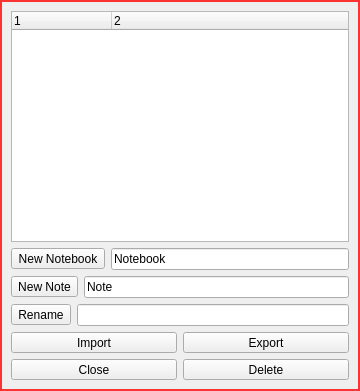
The window that src/dlgNotesList.ui (ic005k/Knot-Legacy) describes before a commit, drawn with Qt 5.
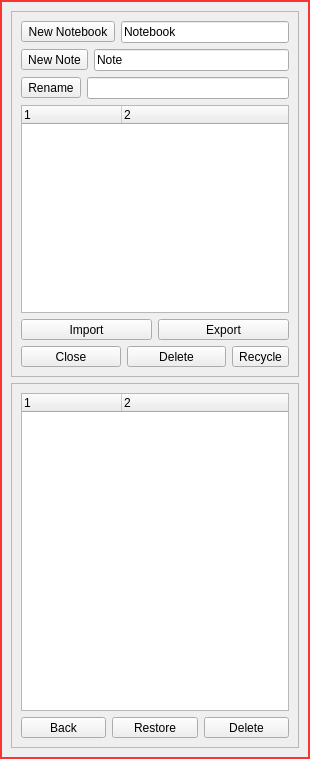
The same window after the commit. Icons and pictures are not drawn.

Commit message: Notes Recycle Bin

What changed in the file:
```diff
--- a/src/dlgNotesList.ui
+++ b/src/dlgNotesList.ui
@@ -6,8 +6,8 @@
    <rect>
     <x>0</x>
     <y>0</y>
-    <width>360</width>
-    <height>391</height>
+    <width>310</width>
+    <height>759</height>
    </rect>
   </property>
   <property name="windowTitle">
@@ -25,21 +25,16 @@
 	
 }</string>
   </property>
+  <layout class="QVBoxLayout" name="verticalLayout_3">
+   <item>
+    <widget class="QFrame" name="frame0">
+     <property name="frameShape">
+      <enum>QFrame::StyledPanel</enum>
+     </property>
+     <property name="frameShadow">
+      <enum>QFrame::Raised</enum>
+     </property>
   <layout class="QVBoxLayout" name="verticalLayout">
-   <item>
-    <widget class="QTreeWidget" name="treeWidget">
-     <column>
-      <property name="text">
-       <string notr="true">1</string>
-      </property>
-     </column>
-     <column>
-      <property name="text">
-       <string>2</string>
-      </property>
-     </column>
-    </widget>
-   </item>
    <item>
     <layout class="QHBoxLayout" name="horizontalLayout_2">
      <item>
@@ -108,6 +103,20 @@
      </item>
     </layout>
    </item>
+      <item>
+       <widget class="QTreeWidget" name="treeWidget">
+        <column>
+         <property name="text">
+          <string notr="true">1</string>
+         </property>
+        </column>
+        <column>
+         <property name="text">
+          <string>2</string>
+         </property>
+        </column>
+       </widget>
+      </item>
    <item>
     <layout class="QHBoxLayout" name="horizontalLayout_5">
      <item>
@@ -166,7 +175,86 @@
        </property>
       </widget>
      </item>
-    </layout>
+        <item>
+         <widget class="QToolButton" name="btnRecycle">
+          <property name="text">
+           <string>Recycle</string>
+          </property>
+         </widget>
+        </item>
+       </layout>
+      </item>
+     </layout>
+    </widget>
+   </item>
+   <item>
+    <widget class="QFrame" name="frame1">
+     <property name="frameShape">
+      <enum>QFrame::StyledPanel</enum>
+     </property>
+     <property name="frameShadow">
+      <enum>QFrame::Raised</enum>
+     </property>
+     <layout class="QVBoxLayout" name="verticalLayout_2">
+      <item>
+       <widget class="QTreeWidget" name="treeWidgetRecycle">
+        <column>
+         <property name="text">
+          <string>1</string>
+         </property>
+        </column>
+        <column>
+         <property name="text">
+          <string>2</string>
+         </property>
+        </column>
+       </widget>
+      </item>
+      <item>
+       <layout class="QHBoxLayout" name="horizontalLayout_6">
+        <item>
+         <widget class="QToolButton" name="btnBack">
+          <property name="sizePolicy">
+           <sizepolicy hsizetype="Preferred" vsizetype="Fixed">
+            <horstretch>0</horstretch>
+            <verstretch>0</verstretch>
+           </sizepolicy>
+          </property>
+          <property name="text">
+           <string>Back</string>
+          </property>
+         </widget>
+        </item>
+        <item>
+         <widget class="QToolButton" name="btnRestore">
+          <property name="sizePolicy">
+           <sizepolicy hsizetype="Preferred" vsizetype="Fixed">
+            <horstretch>0</horstretch>
+            <verstretch>0</verstretch>
+           </sizepolicy>
+          </property>
+          <property name="text">
+           <string>Restore</string>
+          </property>
+         </widget>
+        </item>
+        <item>
+         <widget class="QToolButton" name="btnDel_2">
+          <property name="sizePolicy">
+           <sizepolicy hsizetype="Preferred" vsizetype="Fixed">
+            <horstretch>0</horstretch>
+            <verstretch>0</verstretch>
+           </sizepolicy>
+          </property>
+          <property name="text">
+           <string>Delete</string>
+          </property>
+         </widget>
+        </item>
+       </layout>
+      </item>
+     </layout>
+    </widget>
    </item>
   </layout>
  </widget>
```
Lines whose indentation alone changed are shown as unchanged. The commit also changes 3 other files.
